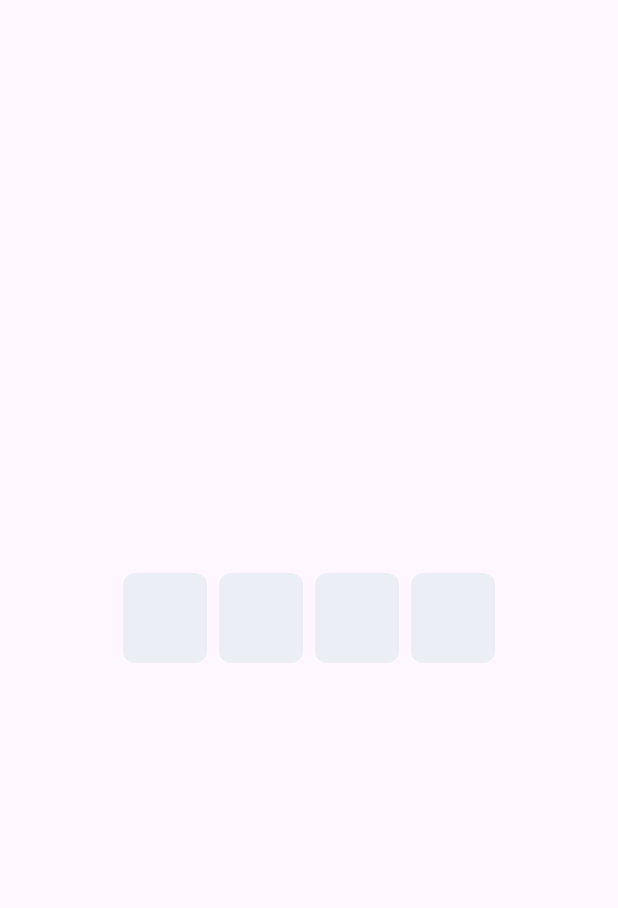
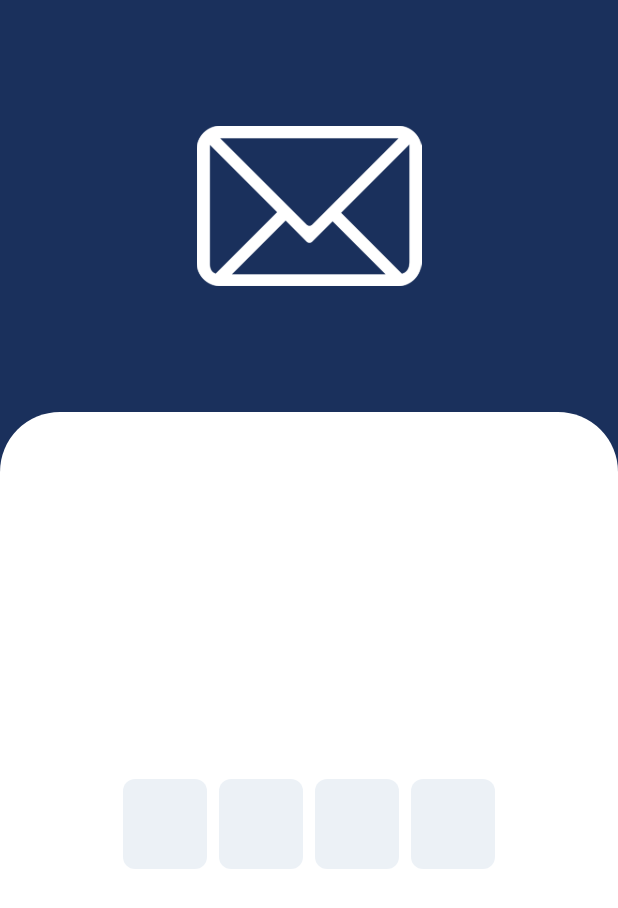
Before and after one commit to mahm-8/asthma-project, a Flutter app: the OtpScreen screen opened directly, on a phone screen of 412 x 824 dp. Shown: the top 908 px of the screen. Run offline on Flutter 3.47's test engine with Material 3 defaults, Android fonts, the phone set to English and light mode, and no system bars; drawn by our look-alikes of pinput; our stand-ins replace flutter_bloc.

Commit message:
image & color Tile

```diff
--- a/asthma/lib/Screens/auth/otp_screen.dart
+++ b/asthma/lib/Screens/auth/otp_screen.dart
@@ -1,4 +1,5 @@
 import 'package:asthma/Screens/NavBar/nav_bar.dart';
+import 'package:asthma/constants/colors.dart';
 import 'package:asthma/extensions/navigator.dart';
 import 'package:flutter/material.dart';
 import 'package:pinput/pinput.dart';
@@ -11,10 +12,27 @@ class OtpScreen extends StatelessWidget {
     return GestureDetector(
       onTap: () => FocusScope.of(context).unfocus(),
       child: Scaffold(
+        resizeToAvoidBottomInset: false,
+        backgroundColor: ColorPaltte().darkBlue,
         body: Column(
           mainAxisAlignment: MainAxisAlignment.center,
           children: [
-            Center(
+            Expanded(
+                child: Container(
+              child: Center(
+                  child: Image.asset(
+                color: Colors.white,
+                "assets/mail.png",
+                height: 150,
+                width: 150,
+              )),
+            )),
+            Container(
+              width: MediaQuery.of(context).size.width,
+              decoration: const BoxDecoration(
+                  borderRadius: BorderRadius.vertical(top: Radius.circular(40)),
+                  color: Colors.white),
+              height: MediaQuery.of(context).size.height / 1.5,
               child: Pinput(
                 autofocus: true,
                 length: 4,
--- a/asthma/lib/Screens/auth/signup_screen.dart
+++ b/asthma/lib/Screens/auth/signup_screen.dart
@@ -174,7 +174,7 @@ class SignupScreen extends StatelessWidget {
                                       view: LoginScreen(),
                                     ),
                               text: "Login here",
-                              style: TextStyle(color: ColorPaltte().lightBlue))
+                              style: const TextStyle(color: Colors.grey))
                         ],
                       ),
                     ),
--- a/asthma/lib/Screens/auth/widgets/button_auth_widget.dart
+++ b/asthma/lib/Screens/auth/widgets/button_auth_widget.dart
@@ -14,8 +14,9 @@ class ButtonAuthWidget extends StatelessWidget {
     return ElevatedButton(
       onPressed: onPressed,
       style: ElevatedButton.styleFrom(
+          shape: RoundedRectangleBorder(borderRadius: BorderRadius.circular(8)),
           backgroundColor: ColorPaltte().darkBlue,
-          minimumSize: Size(MediaQuery.of(context).size.width * 0.7, 50)),
+          minimumSize: Size(MediaQuery.of(context).size.width * 0.9, 50)),
       child: Text(
         text,
         style: const TextStyle(color: Colors.white),
--- a/asthma/lib/Screens/auth/widgets/text_form_widget.dart
+++ b/asthma/lib/Screens/auth/widgets/text_form_widget.dart
@@ -1,4 +1,3 @@
-import 'package:asthma/constants/colors.dart';
 import 'package:flutter/material.dart';
 
 class TextFieldWidget extends StatelessWidget {
@@ -43,7 +42,7 @@ class TextFieldWidget extends StatelessWidget {
                 controller: controller,
                 style: const TextStyle(color: Colors.black),
                 decoration: InputDecoration(
-                  fillColor: ColorPaltte().mBlue,
+                  fillColor: Colors.grey[300],
                   filled: true,
                   suffixIcon: !obscure
                       ? null
--- a/asthma/pubspec.yaml
+++ b/asthma/pubspec.yaml
@@ -19,3 +19,5 @@ dev_dependencies:
 
 flutter:
   uses-material-design: true
+  assets:
+    - assets/
```
Also changed, not shown: asthma/lib/Screens/auth/login_screen.dart (+11 -2 lines), asthma/lib/Screens/profile/profile.dart (+32 -5 lines), asthma/assets/A.png (added), asthma/assets/mail.png (added).
